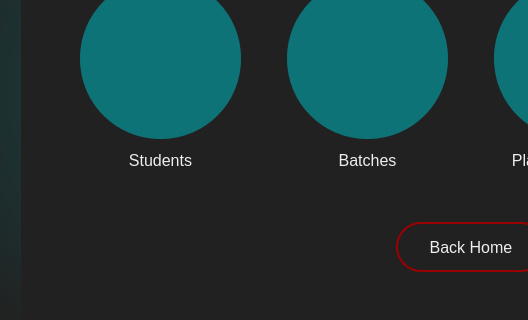
This is Ui Files/chooseInSearch.ui in StaticCoders/MINI-proj-dbms as Qt 5 draws it before an edit; both pictures show x 99 to 627 and y 313 to 633 of the 1140 by 806 pixel window. The edited form follows.
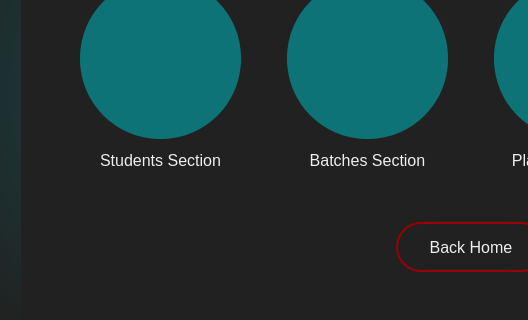
This is the edited form. Icons and pictures are not drawn.

Patch:
```diff
--- a/Ui Files/chooseInSearch.ui
+++ b/Ui Files/chooseInSearch.ui
@@ -208,7 +208,7 @@
                   </font>
                  </property>
                  <property name="text">
-                  <string>Students</string>
+                  <string>Students Section</string>
                  </property>
                  <property name="alignment">
                   <set>Qt::AlignCenter</set>
@@ -284,7 +284,7 @@
                   </font>
                  </property>
                  <property name="text">
-                  <string>Batches</string>
+                  <string>Batches Section</string>
                  </property>
                  <property name="alignment">
                   <set>Qt::AlignCenter</set>
```
